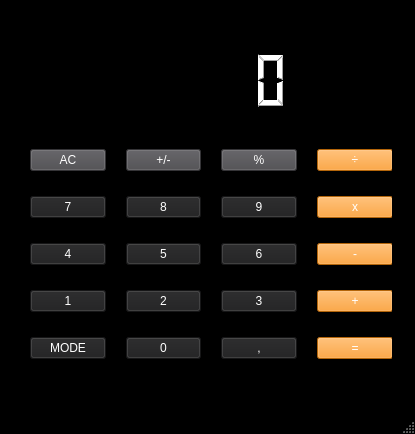
Qt form Kalkulator_QT/mainwindow.ui (jackon274/PO) before a commit.
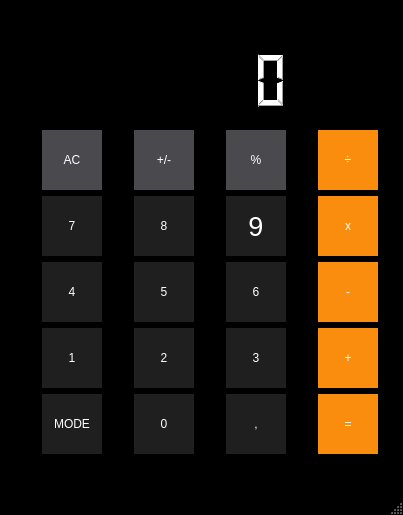
The same form after that commit. Icons and pictures are not drawn.

Diff of the .ui file:
```diff
--- a/Kalkulator_QT/mainwindow.ui
+++ b/Kalkulator_QT/mainwindow.ui
@@ -6,8 +6,8 @@
    <rect>
     <x>0</x>
     <y>0</y>
-    <width>415</width>
-    <height>434</height>
+    <width>403</width>
+    <height>515</height>
    </rect>
   </property>
   <property name="windowTitle">
@@ -31,7 +31,7 @@
       <x>30</x>
       <y>130</y>
       <width>362</width>
-      <height>251</height>
+      <height>326</height>
      </rect>
     </property>
     <layout class="QGridLayout" name="gridLayout">
@@ -40,9 +40,28 @@
      </property>
      <item row="3" column="4">
       <widget class="QPushButton" name="btn_add">
+       <property name="minimumSize">
+        <size>
+         <width>60</width>
+         <height>60</height>
+        </size>
+       </property>
+       <property name="maximumSize">
+        <size>
+         <width>60</width>
+         <height>60</height>
+        </size>
+       </property>
        <property name="styleSheet">
-        <string notr="true">background-color: rgb(251, 141, 14);
-color: rgb(255, 255, 255);</string>
+        <string notr="true">QPushButton {
+border:none;
+background-color: rgb(251, 141, 14);
+color: rgb(255, 255, 255);
+}
+
+QPushButton:hover {
+background-color: rgb(244, 183, 119);
+}</string>
        </property>
        <property name="text">
         <string>+</string>
@@ -51,9 +70,28 @@
      </item>
      <item row="2" column="2">
       <widget class="QPushButton" name="btn_6">
+       <property name="minimumSize">
+        <size>
+         <width>60</width>
+         <height>60</height>
+        </size>
+       </property>
+       <property name="maximumSize">
+        <size>
+         <width>60</width>
+         <height>60</height>
+        </size>
+       </property>
        <property name="styleSheet">
-        <string notr="true">background-color: rgb(31, 31, 32);
-color: rgb(255, 255, 255);</string>
+        <string notr="true">QPushButton {
+border:none;
+background-color: rgb(31, 31, 32);
+color: rgb(255, 255, 255);
+}
+
+QPushButton:hover {
+background-color: rgb(95, 95, 95);
+}</string>
        </property>
        <property name="text">
         <string>6</string>
@@ -62,9 +100,34 @@
      </item>
      <item row="2" column="4">
       <widget class="QPushButton" name="btn_subtract">
+       <property name="sizePolicy">
+        <sizepolicy hsizetype="Minimum" vsizetype="Fixed">
+         <horstretch>0</horstretch>
+         <verstretch>0</verstretch>
+        </sizepolicy>
+       </property>
+       <property name="minimumSize">
+        <size>
+         <width>60</width>
+         <height>60</height>
+        </size>
+       </property>
+       <property name="maximumSize">
+        <size>
+         <width>60</width>
+         <height>60</height>
+        </size>
+       </property>
        <property name="styleSheet">
-        <string notr="true">background-color: rgb(251, 141, 14);
-color: rgb(255, 255, 255);</string>
+        <string notr="true">QPushButton {
+border:none;
+background-color: rgb(251, 141, 14);
+color: rgb(255, 255, 255);
+}
+
+QPushButton:hover {
+background-color: rgb(244, 183, 119);
+}</string>
        </property>
        <property name="text">
         <string>-</string>
@@ -73,9 +136,28 @@
      </item>
      <item row="0" column="4">
       <widget class="QPushButton" name="btn_div">
+       <property name="minimumSize">
+        <size>
+         <width>60</width>
+         <height>60</height>
+        </size>
+       </property>
+       <property name="maximumSize">
+        <size>
+         <width>60</width>
+         <height>60</height>
+        </size>
+       </property>
        <property name="styleSheet">
-        <string notr="true">background-color: rgb(251, 141, 14);
-color: rgb(255, 255, 255);</string>
+        <string notr="true">QPushButton {
+border:none;
+background-color: rgb(251, 141, 14);
+color: rgb(255, 255, 255);
+}
+
+QPushButton:hover {
+background-color: rgb(244, 183, 119);
+}</string>
        </property>
        <property name="text">
         <string>÷</string>
@@ -84,9 +166,28 @@
      </item>
      <item row="4" column="2">
       <widget class="QPushButton" name="btn_comma">
+       <property name="minimumSize">
+        <size>
+         <width>60</width>
+         <height>60</height>
+        </size>
+       </property>
+       <property name="maximumSize">
+        <size>
+         <width>60</width>
+         <height>60</height>
+        </size>
+       </property>
        <property name="styleSheet">
-        <string notr="true">background-color: rgb(31, 31, 32);
-color: rgb(255, 255, 255);</string>
+        <string notr="true">QPushButton {
+border:none;
+background-color: rgb(31, 31, 32);
+color: rgb(255, 255, 255);
+}
+
+QPushButton:hover {
+background-color: rgb(95, 95, 95);
+}</string>
        </property>
        <property name="text">
         <string>,</string>
@@ -95,9 +196,28 @@
      </item>
      <item row="2" column="1">
       <widget class="QPushButton" name="btn_5">
+       <property name="minimumSize">
+        <size>
+         <width>60</width>
+         <height>60</height>
+        </size>
+       </property>
+       <property name="maximumSize">
+        <size>
+         <width>60</width>
+         <height>60</height>
+        </size>
+       </property>
        <property name="styleSheet">
-        <string notr="true">background-color: rgb(31, 31, 32);
-color: rgb(255, 255, 255);</string>
+        <string notr="true">QPushButton {
+border:none;
+background-color: rgb(31, 31, 32);
+color: rgb(255, 255, 255);
+}
+
+QPushButton:hover {
+background-color: rgb(95, 95, 95);
+}</string>
        </property>
        <property name="text">
         <string>5</string>
@@ -106,9 +226,28 @@
      </item>
      <item row="1" column="4">
       <widget class="QPushButton" name="btn_multiply">
+       <property name="minimumSize">
+        <size>
+         <width>60</width>
+         <height>60</height>
+        </size>
+       </property>
+       <property name="maximumSize">
+        <size>
+         <width>60</width>
+         <height>60</height>
+        </size>
+       </property>
        <property name="styleSheet">
-        <string notr="true">background-color: rgb(251, 141, 14);
-color: rgb(255, 255, 255);</string>
+        <string notr="true">QPushButton {
+border:none;
+background-color: rgb(251, 141, 14);
+color: rgb(255, 255, 255);
+}
+
+QPushButton:hover {
+background-color: rgb(244, 183, 119);
+}</string>
        </property>
        <property name="text">
         <string>x</string>
@@ -117,9 +256,28 @@
      </item>
      <item row="4" column="0">
       <widget class="QPushButton" name="btn_mode">
+       <property name="minimumSize">
+        <size>
+         <width>60</width>
+         <height>60</height>
+        </size>
+       </property>
+       <property name="maximumSize">
+        <size>
+         <width>60</width>
+         <height>60</height>
+        </size>
+       </property>
        <property name="styleSheet">
-        <string notr="true">background-color: rgb(31, 31, 32);
-color: rgb(255, 255, 255);</string>
+        <string notr="true">QPushButton {
+border:none;
+background-color: rgb(31, 31, 32);
+color: rgb(255, 255, 255);
+}
+
+QPushButton:hover {
+background-color: rgb(95, 95, 95);
+}</string>
        </property>
        <property name="text">
         <string>MODE</string>
@@ -128,9 +286,34 @@
      </item>
      <item row="3" column="0">
       <widget class="QPushButton" name="btn_1">
+       <property name="sizePolicy">
+        <sizepolicy hsizetype="Minimum" vsizetype="Fixed">
+         <horstretch>0</horstretch>
+         <verstretch>0</verstretch>
+        </sizepolicy>
+       </property>
+       <property name="minimumSize">
+        <size>
+         <width>60</width>
+         <height>60</height>
+        </size>
+       </property>
+       <property name="maximumSize">
+        <size>
+         <width>60</width>
+         <height>60</height>
+        </size>
+       </property>
        <property name="styleSheet">
-        <string notr="true">background-color: rgb(31, 31, 32);
-color: rgb(255, 255, 255);</string>
+        <string notr="true">QPushButton {
+border:none;
+background-color: rgb(31, 31, 32);
+color: rgb(255, 255, 255);
+}
+
+QPushButton:hover {
+background-color: rgb(95, 95, 95);
+}</string>
        </property>
        <property name="text">
         <string>1</string>
@@ -139,9 +322,28 @@
      </item>
      <item row="0" column="1">
       <widget class="QPushButton" name="btn_pm">
+       <property name="minimumSize">
+        <size>
+         <width>60</width>
+         <height>60</height>
+        </size>
+       </property>
+       <property name="maximumSize">
+        <size>
+         <width>60</width>
+         <height>60</height>
+        </size>
+       </property>
        <property name="styleSheet">
-        <string notr="true">background-color: rgb(74, 73, 77);
-color: rgb(255, 255, 255);</string>
+        <string notr="true">QPushButton {
+border:none;
+background-color: rgb(74, 73, 77);
+color: rgb(255, 255, 255);
+}
+
+QPushButton:hover {
+background-color: rgb(121, 121, 121);
+}</string>
        </property>
        <property name="text">
         <string>+/-</string>
@@ -153,9 +355,35 @@
        <property name="enabled">
         <bool>true</bool>
        </property>
+       <property name="sizePolicy">
+        <sizepolicy hsizetype="Fixed" vsizetype="Fixed">
+         <horstretch>0</horstretch>
+         <verstretch>0</verstretch>
+        </sizepolicy>
+       </property>
+       <property name="minimumSize">
+        <size>
+         <width>50</width>
+         <height>60</height>
+        </size>
+       </property>
+       <property name="maximumSize">
+        <size>
+         <width>60</width>
+         <height>60</height>
+        </size>
+       </property>
        <property name="styleSheet">
-        <string notr="true">background-color: rgb(74, 73, 77);
-color: rgb(255, 255, 255);</string>
+        <string notr="true">QPushButton {
+border:none;
+border-radius:40px;
+background-color: rgb(74, 73, 77);
+color: rgb(255, 255, 255);
+}
+
+QPushButton:hover {
+background-color: rgb(121, 121, 121);
+}</string>
        </property>
        <property name="text">
         <string>AC</string>
@@ -164,10 +392,27 @@
      </item>
      <item row="1" column="0">
       <widget class="QPushButton" name="btn_7">
+       <property name="minimumSize">
+        <size>
+         <width>60</width>
+         <height>60</height>
+        </size>
+       </property>
+       <property name="maximumSize">
+        <size>
+         <width>60</width>
+         <height>60</height>
+        </size>
+       </property>
        <property name="styleSheet">
         <string notr="true">QPushButton {
-	color: rgb(255,255,255);
-	background-color: rgb(31, 31, 32);
+border:none;
+background-color: rgb(31, 31, 32);
+color: rgb(255, 255, 255);
+}
+
+QPushButton:hover {
+background-color: rgb(95, 95, 95);
 }</string>
        </property>
        <property name="text">
@@ -177,9 +422,28 @@
      </item>
      <item row="2" column="0">
       <widget class="QPushButton" name="btn_4">
+       <property name="minimumSize">
+        <size>
+         <width>60</width>
+         <height>60</height>
+        </size>
+       </property>
+       <property name="maximumSize">
+        <size>
+         <width>60</width>
+         <height>60</height>
+        </size>
+       </property>
        <property name="styleSheet">
-        <string notr="true">background-color: rgb(31, 31, 32);
-color: rgb(255, 255, 255);</string>
+        <string notr="true">QPushButton {
+border:none;
+background-color: rgb(31, 31, 32);
+color: rgb(255, 255, 255);
+}
+
+QPushButton:hover {
+background-color: rgb(95, 95, 95);
+}</string>
        </property>
        <property name="text">
         <string>4</string>
@@ -188,9 +452,28 @@
      </item>
      <item row="4" column="4">
       <widget class="QPushButton" name="btn_equals">
+       <property name="minimumSize">
+        <size>
+         <width>60</width>
+         <height>60</height>
+        </size>
+       </property>
+       <property name="maximumSize">
+        <size>
+         <width>60</width>
+         <height>60</height>
+        </size>
+       </property>
        <property name="styleSheet">
-        <string notr="true">background-color: rgb(251, 141, 14);
-color: rgb(255, 255, 255);</string>
+        <string notr="true">QPushButton {
+border:none;
+background-color: rgb(251, 141, 14);
+color: rgb(255, 255, 255);
+}
+
+QPushButton:hover {
+background-color: rgb(244, 183, 119);
+}</string>
        </property>
        <property name="text">
         <string>=</string>
@@ -199,9 +482,29 @@
      </item>
      <item row="1" column="2">
       <widget class="QPushButton" name="btn_9">
+       <property name="minimumSize">
+        <size>
+         <width>60</width>
+         <height>60</height>
+        </size>
+       </property>
+       <property name="maximumSize">
+        <size>
+         <width>60</width>
+         <height>60</height>
+        </size>
+       </property>
        <property name="styleSheet">
-        <string notr="true">background-color: rgb(31, 31, 32);
-color: rgb(255, 255, 255);</string>
+        <string notr="true">QPushButton {
+border:none;
+background-color: rgb(31, 31, 32);
+color: rgb(255, 255, 255);
+font:20pt;
+}
+
+QPushButton:hover {
+background-color: rgb(95, 95, 95);
+}</string>
        </property>
        <property name="text">
         <string>9</string>
@@ -210,9 +513,28 @@
      </item>
      <item row="4" column="1">
       <widget class="QPushButton" name="btn_0">
+       <property name="minimumSize">
+        <size>
+         <width>60</width>
+         <height>60</height>
+        </size>
+       </property>
+       <property name="maximumSize">
+        <size>
+         <width>60</width>
+         <height>60</height>
+        </size>
+       </property>
        <property name="styleSheet">
-        <string notr="true">background-color: rgb(31, 31, 32);
-color: rgb(255, 255, 255);</string>
+        <string notr="true">QPushButton {
+border:none;
+background-color: rgb(31, 31, 32);
+color: rgb(255, 255, 255);
+}
+
+QPushButton:hover {
+background-color: rgb(95, 95, 95);
+}</string>
        </property>
        <property name="text">
         <string>0</string>
@@ -221,9 +543,28 @@
      </item>
      <item row="0" column="2">
       <widget class="QPushButton" name="btn_percent">
+       <property name="minimumSize">
+        <size>
+         <width>60</width>
+         <height>60</height>
+        </size>
+       </property>
+       <property name="maximumSize">
+        <size>
+         <width>60</width>
+         <height>60</height>
+        </size>
+       </property>
        <property name="styleSheet">
-        <string notr="true">background-color: rgb(74, 73, 77);
-color: rgb(255, 255, 255);</string>
+        <string notr="true">QPushButton {
+border:none;
+background-color: rgb(74, 73, 77);
+color: rgb(255, 255, 255);
+}
+
+QPushButton:hover {
+background-color: rgb(121, 121, 121);
+}</string>
        </property>
        <property name="text">
         <string>%</string>
@@ -232,9 +573,28 @@
      </item>
      <item row="3" column="1">
       <widget class="QPushButton" name="btn_2">
+       <property name="minimumSize">
+        <size>
+         <width>60</width>
+         <height>60</height>
+        </size>
+       </property>
+       <property name="maximumSize">
+        <size>
+         <width>60</width>
+         <height>60</height>
+        </size>
+       </property>
        <property name="styleSheet">
-        <string notr="true">background-color: rgb(31, 31, 32);
-color: rgb(255, 255, 255);</string>
+        <string notr="true">QPushButton {
+border:none;
+background-color: rgb(31, 31, 32);
+color: rgb(255, 255, 255);
+}
+
+QPushButton:hover {
+background-color: rgb(95, 95, 95);
+}</string>
        </property>
        <property name="text">
         <string>2</string>
@@ -243,9 +603,28 @@
      </item>
      <item row="3" column="2">
       <widget class="QPushButton" name="btn_3">
+       <property name="minimumSize">
+        <size>
+         <width>60</width>
+         <height>60</height>
+        </size>
+       </property>
+       <property name="maximumSize">
+        <size>
+         <width>60</width>
+         <height>60</height>
+        </size>
+       </property>
        <property name="styleSheet">
-        <string notr="true">background-color: rgb(31, 31, 32);
-color: rgb(255, 255, 255);</string>
+        <string notr="true">QPushButton {
+border:none;
+background-color: rgb(31, 31, 32);
+color: rgb(255, 255, 255);
+}
+
+QPushButton:hover {
+background-color: rgb(95, 95, 95);
+}</string>
        </property>
        <property name="text">
         <string>3</string>
@@ -254,9 +633,28 @@
      </item>
      <item row="1" column="1">
       <widget class="QPushButton" name="btn_8">
+       <property name="minimumSize">
+        <size>
+         <width>60</width>
+         <height>60</height>
+        </size>
+       </property>
+       <property name="maximumSize">
+        <size>
+         <width>60</width>
+         <height>60</height>
+        </size>
+       </property>
        <property name="styleSheet">
-        <string notr="true">background-color: rgb(31, 31, 32);
-color: rgb(255, 255, 255);</string>
+        <string notr="true">QPushButton {
+border:none;
+background-color: rgb(31, 31, 32);
+color: rgb(255, 255, 255);
+}
+
+QPushButton:hover {
+background-color: rgb(95, 95, 95);
+}</string>
        </property>
        <property name="text">
         <string>8</string>
```
Left out of the diff: 2 changed lines with no effect on the pictures.
